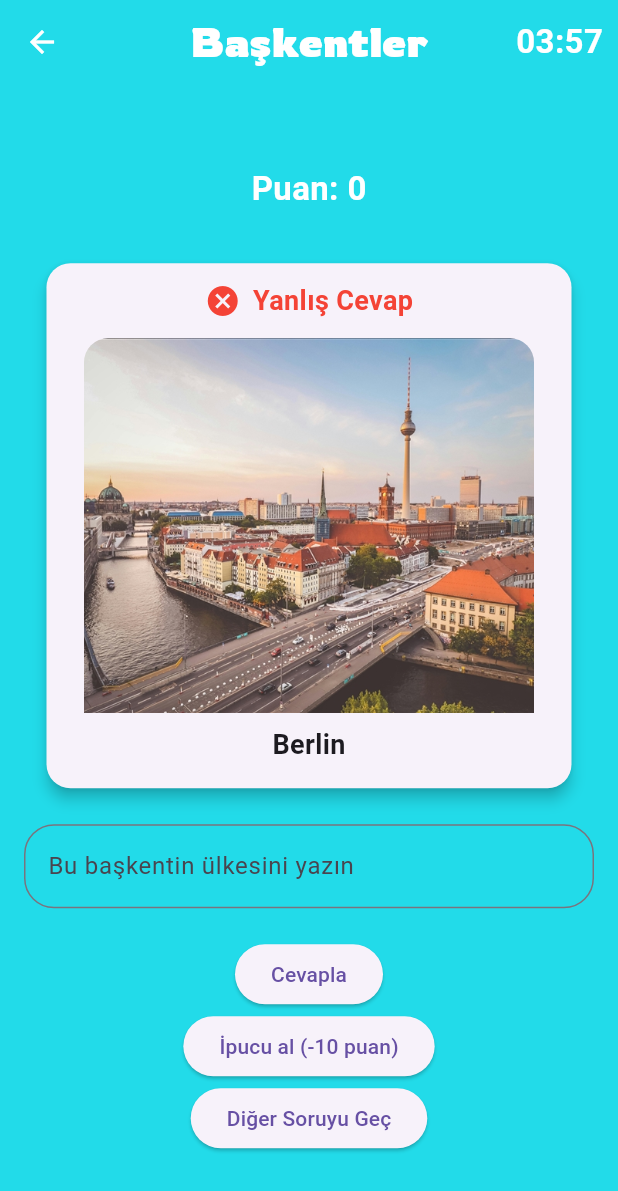
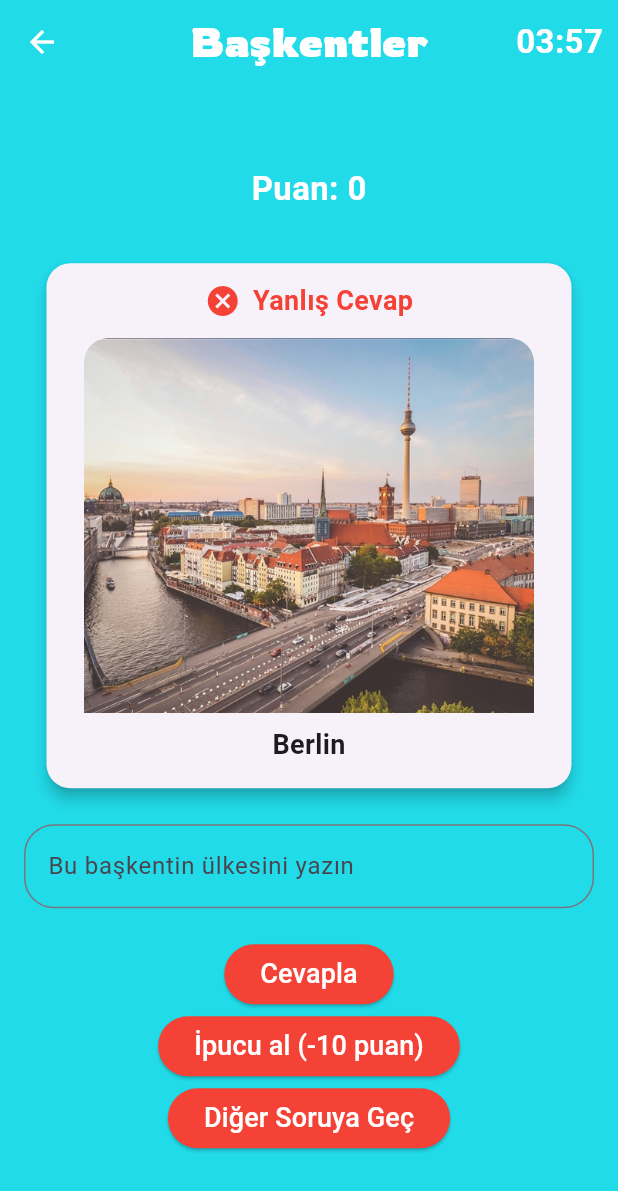
Before and after one commit to esraayigit/globaLords, a Flutter app: the Baskentler screen opened by its route, after a tap on "Cevapla", on a phone screen of 412 x 824 dp. Shown: the top 1191 px of the screen. Run offline on Flutter 3.47's test engine with Material 3 defaults, Android fonts, the light colour scheme and no system bars.

Commit message:
baskentler sayfasi guncellendi

```diff
--- a/lib/screens/baskentler.dart
+++ b/lib/screens/baskentler.dart
@@ -17,6 +17,7 @@ class _BaskentlerState extends State<Baskentler> {
   TextEditingController answerController = TextEditingController();
   bool isAnswerCorrect = false;
   bool isAnswered = false;
+  bool isAnsweredCorrectly = false;
 
   final List<Map<String, dynamic>> questions = [
     {"image": "assets/images/baskentler/berlin.jpg","baskent": "Berlin", "answer": "Almanya", "hint": "Bu ülke ünlü otobüs markası Volkswagen'e sahiptir."},
@@ -88,13 +89,17 @@ class _BaskentlerState extends State<Baskentler> {
   }
 
   void checkAnswer() {
+    if (isAnsweredCorrectly) return;
 
     String userAnswer = answerController.text.trim().toLowerCase();
     String correctAnswer = questions[currentQuestionIndex]["answer"].toString().toLowerCase();
 
     setState(() {
       if (userAnswer == correctAnswer) {
-        score += 20;
+        if (!isAnsweredCorrectly) {
+          score += 20;
+          isAnsweredCorrectly = true;
+        }
         isAnswerCorrect = true;
       } else {
         isAnswerCorrect = false;
@@ -108,6 +113,7 @@ class _BaskentlerState extends State<Baskentler> {
       setState(() {
         currentQuestionIndex++;
         isAnswered = false;
+        isAnsweredCorrectly = false;
         answerController.clear();
       });
     } else {
@@ -135,7 +141,6 @@ class _BaskentlerState extends State<Baskentler> {
       ),
     );
   }
-
   void useHint() {
     if (!hintUsed) {
       setState(() {
@@ -248,16 +253,37 @@ class _BaskentlerState extends State<Baskentler> {
               ),
             ),
             SizedBox(height: 20),
-            ElevatedButton(onPressed: checkAnswer, child: Text("Cevapla")),
-            ElevatedButton(onPressed: useHint, child: Text("İpucu al (-10 puan)")),
+            ElevatedButton(
+              onPressed: checkAnswer,
+              style: ElevatedButton.styleFrom(
+                backgroundColor: Colors.red,
+              ),
+              child: Text("Cevapla", style: TextStyle(color: Colors.white, fontSize: 18)),
+            ),
+            ElevatedButton(
+              onPressed: useHint,
+              style: ElevatedButton.styleFrom(
+                backgroundColor: Colors.red,
+              ),
+              child: Text(
+                "İpucu al (-10 puan)",
+                style: TextStyle(color: Colors.white, fontSize: 18),
+              ),
+            ),
             if (hintUsed) Text(questions[currentQuestionIndex]["hint"], style: TextStyle(color: Colors.red)),
             ElevatedButton(
-              onPressed: isAnswered
-                  ? () {
-                moveToNextQuestion();
-              }
-                  : null,
-              child: Text("Diğer Soruyu Geç"),
+              onPressed: moveToNextQuestion,
+              style: ElevatedButton.styleFrom(
+                backgroundColor: Colors.red,
+                disabledBackgroundColor: Colors.red.withOpacity(0.5),
+              ),
+              child: Text(
+                "Diğer Soruya Geç",
+                style: TextStyle(
+                  color: Colors.white,
+                  fontSize: 18,
+                ),
+              ),
             ),
           ],
         ),
--- a/lib/screens/bayraklar.dart
+++ b/lib/screens/bayraklar.dart
@@ -186,9 +186,9 @@ class _BayraklarState extends State<Bayraklar> {
       builder: (context, candidateData, rejectedData) {
         return Container(
           width: 150,
-          height: 50,  // Ülke isimleri için yeterli yükseklik
+          height: 50,
           alignment: Alignment.center,
-          margin: EdgeInsets.symmetric(vertical: 20), // Ülke isimleri arasındaki boşluğu artırmak için padding
+          margin: EdgeInsets.symmetric(vertical: 20),
           decoration: BoxDecoration(
             color: Colors.green,
             borderRadius: BorderRadius.circular(10),
```
